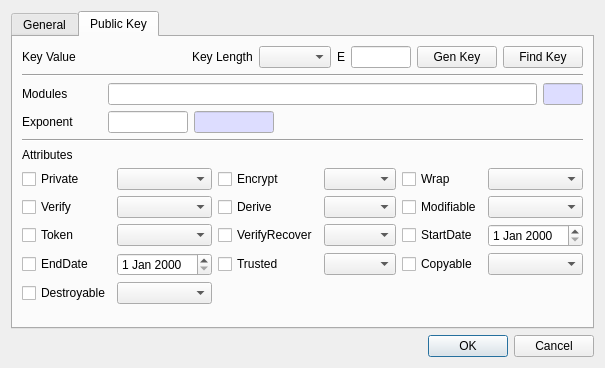
First picture: the form in CryptokiMan/create_rsa_pub_key_dlg.ui, repository jykim74/CryptokiMan, before the edit.
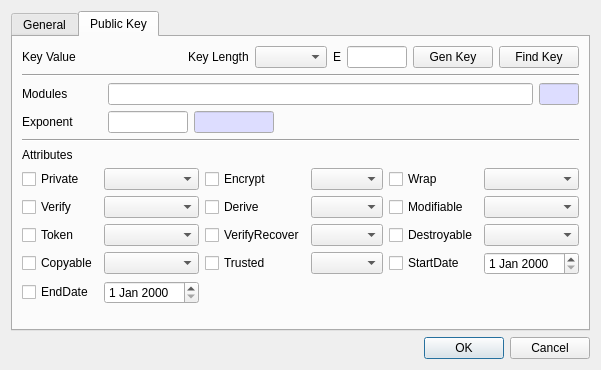
Second picture: the form after the edit.

```diff
--- a/CryptokiMan/create_rsa_pub_key_dlg.ui
+++ b/CryptokiMan/create_rsa_pub_key_dlg.ui
@@ -7,7 +7,7 @@
     <x>0</x>
     <y>0</y>
     <width>583</width>
-    <height>368</height>
+    <height>370</height>
    </rect>
   </property>
   <property name="windowTitle">
@@ -675,9 +675,6 @@
            </property>
           </widget>
          </item>
-         <item row="2" column="5">
-          <widget class="QDateEdit" name="mStartDateEdit"/>
-         </item>
          <item row="1" column="4">
           <widget class="QCheckBox" name="mModifiableCheck">
            <property name="text">
@@ -709,9 +706,6 @@
          <item row="0" column="3">
           <widget class="QComboBox" name="mEncryptCombo"/>
          </item>
-         <item row="3" column="1">
-          <widget class="QDateEdit" name="mEndDateEdit"/>
-         </item>
          <item row="1" column="1">
           <widget class="QComboBox" name="mVerifyCombo"/>
          </item>
@@ -728,39 +722,45 @@
            </property>
           </widget>
          </item>
-         <item row="3" column="0">
-          <widget class="QCheckBox" name="mEndDateCheck">
-           <property name="text">
-            <string>EndDate</string>
-           </property>
-          </widget>
-         </item>
          <item row="2" column="4">
-          <widget class="QCheckBox" name="mStartDateCheck">
-           <property name="text">
-            <string>StartDate</string>
-           </property>
-          </widget>
-         </item>
-         <item row="4" column="0">
           <widget class="QCheckBox" name="mDestroyableCheck">
            <property name="text">
             <string>Destroyable</string>
            </property>
           </widget>
          </item>
-         <item row="3" column="4">
+         <item row="2" column="5">
+          <widget class="QComboBox" name="mDestroyableCombo"/>
+         </item>
+         <item row="4" column="0">
+          <widget class="QCheckBox" name="mEndDateCheck">
+           <property name="text">
+            <string>EndDate</string>
+           </property>
+          </widget>
+         </item>
+         <item row="4" column="1">
+          <widget class="QDateEdit" name="mEndDateEdit"/>
+         </item>
+         <item row="3" column="0">
           <widget class="QCheckBox" name="mCopyableCheck">
            <property name="text">
             <string>Copyable</string>
            </property>
           </widget>
          </item>
-         <item row="3" column="5">
+         <item row="3" column="1">
           <widget class="QComboBox" name="mCopyableCombo"/>
          </item>
-         <item row="4" column="1">
-          <widget class="QComboBox" name="mDestroyableCombo"/>
+         <item row="3" column="4">
+          <widget class="QCheckBox" name="mStartDateCheck">
+           <property name="text">
+            <string>StartDate</string>
+           </property>
+          </widget>
+         </item>
+         <item row="3" column="5">
+          <widget class="QDateEdit" name="mStartDateEdit"/>
          </item>
         </layout>
        </item>
```
Left out of the diff: 8 changed lines with no effect on the pictures.
